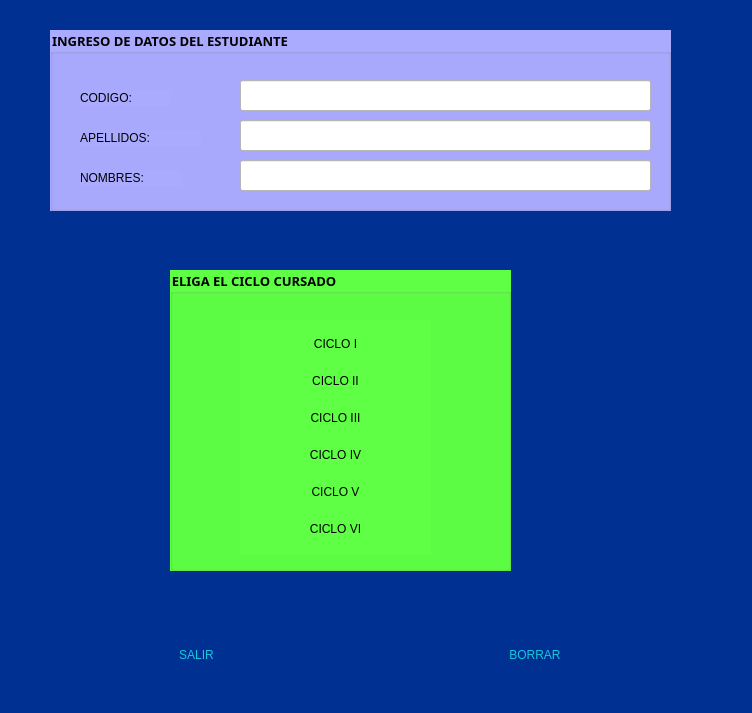
Qt form Principal.ui (Kaymi-2022/Ejercicio2_2) before a commit.
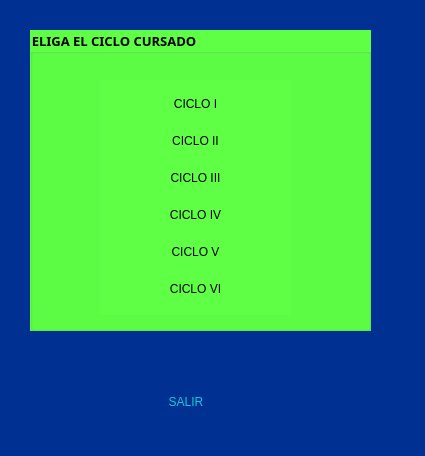
The same form after that commit.

The edit to the form file:
```diff
--- a/Principal.ui
+++ b/Principal.ui
@@ -6,8 +6,8 @@
    <rect>
     <x>0</x>
     <y>0</y>
-    <width>752</width>
-    <height>713</height>
+    <width>425</width>
+    <height>456</height>
    </rect>
   </property>
   <property name="windowTitle">
@@ -17,146 +17,11 @@
    <string notr="true">background-color: rgb(0, 48, 145);</string>
   </property>
   <widget class="QWidget" name="centralwidget">
-   <widget class="QGroupBox" name="groupBox">
-    <property name="geometry">
-     <rect>
-      <x>50</x>
-      <y>30</y>
-      <width>621</width>
-      <height>181</height>
-     </rect>
-    </property>
-    <property name="font">
-     <font>
-      <family>Arial Black</family>
-      <pointsize>10</pointsize>
-      <weight>75</weight>
-      <bold>true</bold>
-     </font>
-    </property>
-    <property name="styleSheet">
-     <string notr="true">background-color: rgb(170, 170, 255);</string>
-    </property>
-    <property name="title">
-     <string>INGRESO DE DATOS DEL ESTUDIANTE</string>
-    </property>
-    <widget class="QLabel" name="label">
-     <property name="geometry">
-      <rect>
-       <x>30</x>
-       <y>60</y>
-       <width>91</width>
-       <height>16</height>
-      </rect>
-     </property>
-     <property name="styleSheet">
-      <string notr="true">font: 87 10pt &quot;Arial Black&quot;;
-</string>
-     </property>
-     <property name="text">
-      <string>CODIGO:</string>
-     </property>
-    </widget>
-    <widget class="QLabel" name="label_2">
-     <property name="geometry">
-      <rect>
-       <x>30</x>
-       <y>100</y>
-       <width>121</width>
-       <height>16</height>
-      </rect>
-     </property>
-     <property name="styleSheet">
-      <string notr="true">font: 87 10pt &quot;Arial Black&quot;;
-</string>
-     </property>
-     <property name="text">
-      <string>APELLIDOS:</string>
-     </property>
-    </widget>
-    <widget class="QLabel" name="label_3">
-     <property name="geometry">
-      <rect>
-       <x>30</x>
-       <y>140</y>
-       <width>101</width>
-       <height>16</height>
-      </rect>
-     </property>
-     <property name="styleSheet">
-      <string notr="true">font: 87 10pt &quot;Arial Black&quot;;
-</string>
-     </property>
-     <property name="text">
-      <string>NOMBRES:</string>
-     </property>
-    </widget>
-    <widget class="QLineEdit" name="txt_codigo">
-     <property name="geometry">
-      <rect>
-       <x>190</x>
-       <y>50</y>
-       <width>411</width>
-       <height>31</height>
-      </rect>
-     </property>
-     <property name="font">
-      <font>
-       <family>Arial</family>
-       <weight>50</weight>
-       <bold>false</bold>
-      </font>
-     </property>
-     <property name="styleSheet">
-      <string notr="true">background-color: rgb(255, 255, 255);</string>
-     </property>
-    </widget>
-    <widget class="QLineEdit" name="txt_apellidos">
-     <property name="geometry">
-      <rect>
-       <x>190</x>
-       <y>90</y>
-       <width>411</width>
-       <height>31</height>
-      </rect>
-     </property>
-     <property name="font">
-      <font>
-       <family>Arial</family>
-       <weight>50</weight>
-       <bold>false</bold>
-      </font>
-     </property>
-     <property name="styleSheet">
-      <string notr="true">background-color: rgb(255, 255, 255);</string>
-     </property>
-    </widget>
-    <widget class="QLineEdit" name="txt_nombres">
-     <property name="geometry">
-      <rect>
-       <x>190</x>
-       <y>130</y>
-       <width>411</width>
-       <height>31</height>
-      </rect>
-     </property>
-     <property name="font">
-      <font>
-       <family>Arial</family>
-       <weight>50</weight>
-       <bold>false</bold>
-      </font>
-     </property>
-     <property name="styleSheet">
-      <string notr="true">background-color: rgb(255, 255, 255);</string>
-     </property>
-    </widget>
-   </widget>
    <widget class="QGroupBox" name="groupBox_2">
     <property name="geometry">
      <rect>
-      <x>170</x>
-      <y>270</y>
+      <x>30</x>
+      <y>30</y>
       <width>341</width>
       <height>301</height>
      </rect>
@@ -314,20 +179,17 @@
      </layout>
     </widget>
    </widget>
-   <widget class="QWidget" name="layoutWidget">
+   <widget class="QPushButton" name="b_salir">
     <property name="geometry">
      <rect>
-      <x>30</x>
-      <y>640</y>
-      <width>671</width>
-      <height>31</height>
+      <x>20</x>
+      <y>390</y>
+      <width>332</width>
+      <height>23</height>
      </rect>
     </property>
-    <layout class="QHBoxLayout" name="horizontalLayout">
-     <item>
-      <widget class="QPushButton" name="b_salir">
-       <property name="styleSheet">
-        <string notr="true">QPushButton{
+    <property name="styleSheet">
+     <string notr="true">QPushButton{
 font: 87 12pt &quot;Arial Black&quot;;
 background-color:#000000ff;
 color: rgb(20, 200, 220);
@@ -338,33 +200,10 @@
 QPushButton:hover{
 background-color:white;
 }</string>
-       </property>
-       <property name="text">
-        <string>SALIR</string>
-       </property>
-      </widget>
-     </item>
-     <item>
-      <widget class="QPushButton" name="b_borrar">
-       <property name="styleSheet">
-        <string notr="true">QPushButton{
-font: 87 12pt &quot;Arial Black&quot;;
-background-color:#000000ff;
-color: rgb(20, 200, 220);
-border-radius:5px;
-border:1px sold white;
-}
-
-QPushButton:hover{
-background-color:white;
-}</string>
-       </property>
-       <property name="text">
-        <string>BORRAR</string>
-       </property>
-      </widget>
-     </item>
-    </layout>
+    </property>
+    <property name="text">
+     <string>SALIR</string>
+    </property>
    </widget>
   </widget>
  </widget>
```
